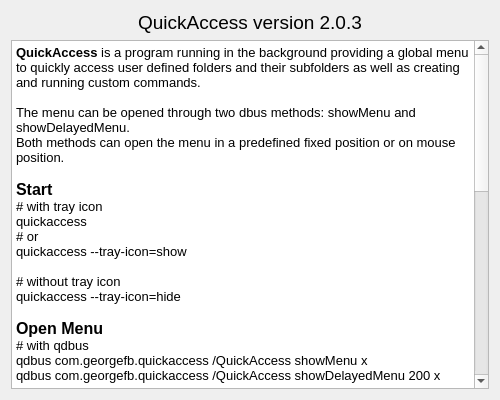
Before: the Qt Designer form ui/aboutdialog.ui in g-fb/quickaccess, drawn with Qt 5.
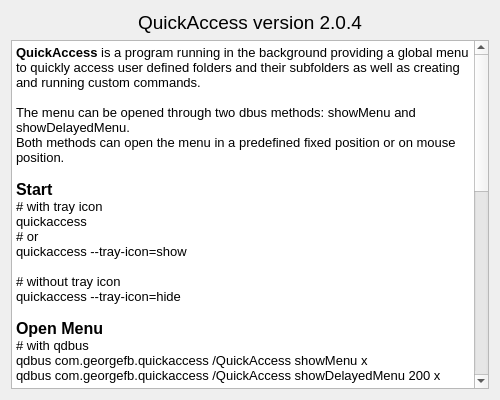
After: the same form once the commit is applied.

The edit to the form file:
```diff
--- a/ui/aboutdialog.ui
+++ b/ui/aboutdialog.ui
@@ -24,7 +24,7 @@
   </property>
   <property name="maximumSize">
    <size>
-    <width>400</width>
+    <width>500</width>
     <height>400</height>
    </size>
   </property>
@@ -42,7 +42,7 @@
         </font>
        </property>
        <property name="text">
-        <string>QuickAccess version 2.0.3</string>
+        <string>QuickAccess version 2.0.4</string>
        </property>
        <property name="alignment">
         <set>Qt::AlignCenter</set>
```
